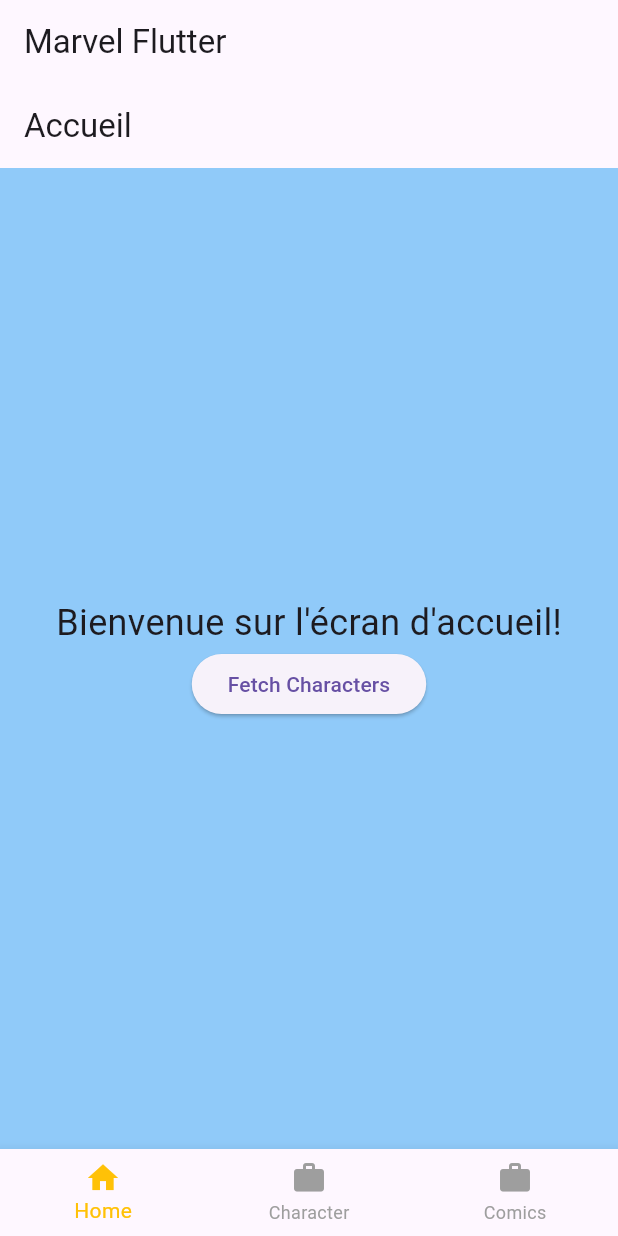
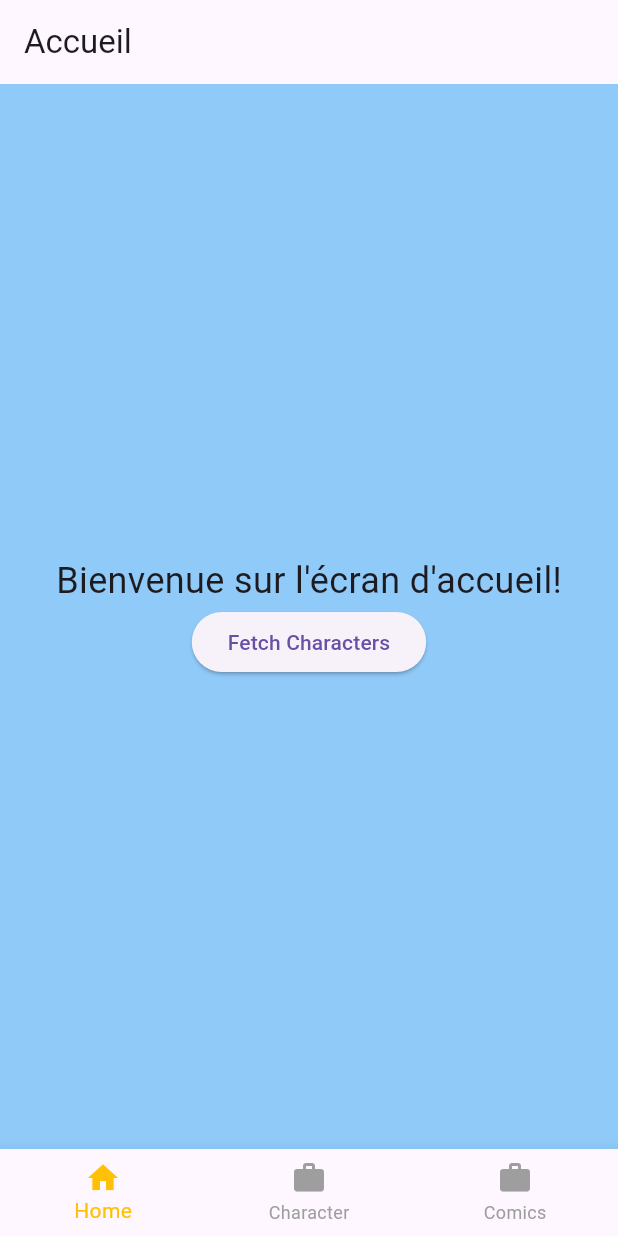
Before and after one commit to GanaF4ll/marvel_flutter, a Flutter app: the screen it shows after launch, on a phone screen of 412 x 824 dp. Run offline on Flutter 3.47's test engine with Material 3 defaults, Android fonts, the phone set to English and light mode, and no system bars; our stand-ins replace convert, flutter_dotenv; Roboto replaces fonts that are missing (Montserrat).

Commit message:
:fire: deleted useless header

```diff
--- a/lib/navigation.dart
+++ b/lib/navigation.dart
@@ -20,9 +20,6 @@ class _NavigationScreenState extends State<NavigationScreen> {
   @override
   Widget build(BuildContext context) {
     return Scaffold(
-      appBar: AppBar(
-        title: const Text('Marvel Flutter'),
-      ),
       body: _screenList[_currentScreen],
       bottomNavigationBar: BottomNavigationBar(
         type: BottomNavigationBarType.fixed,
```
